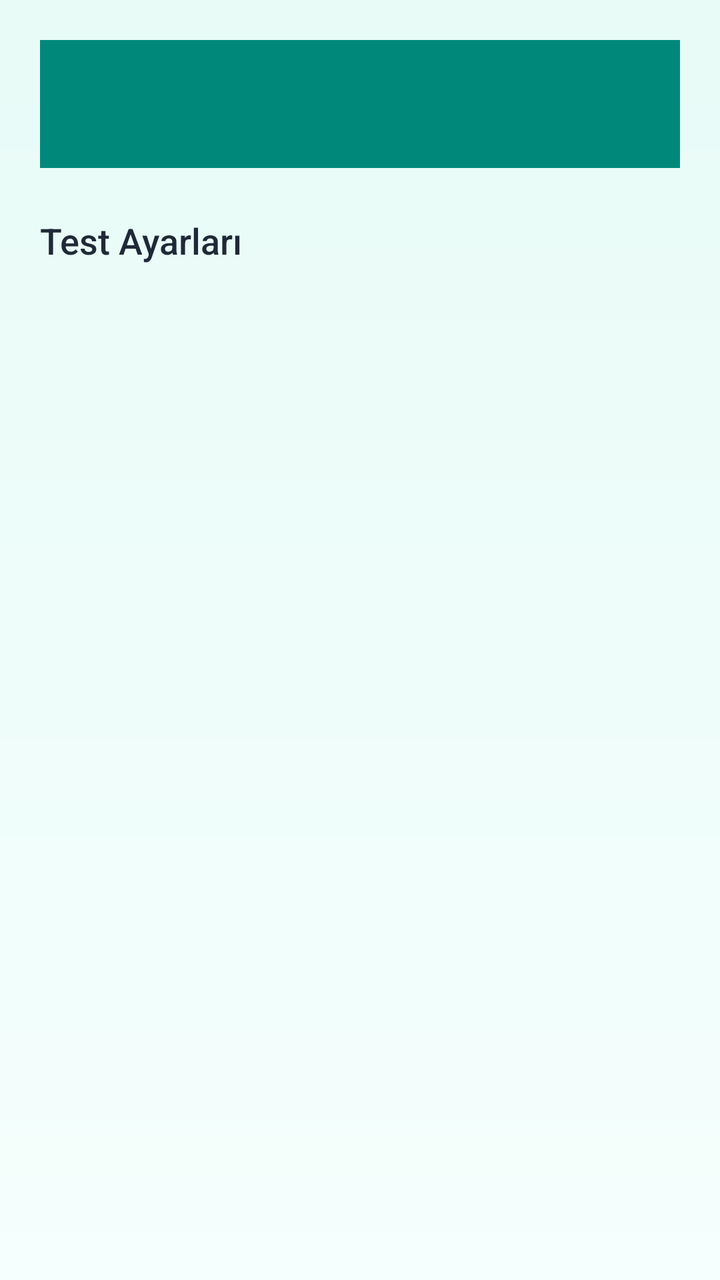
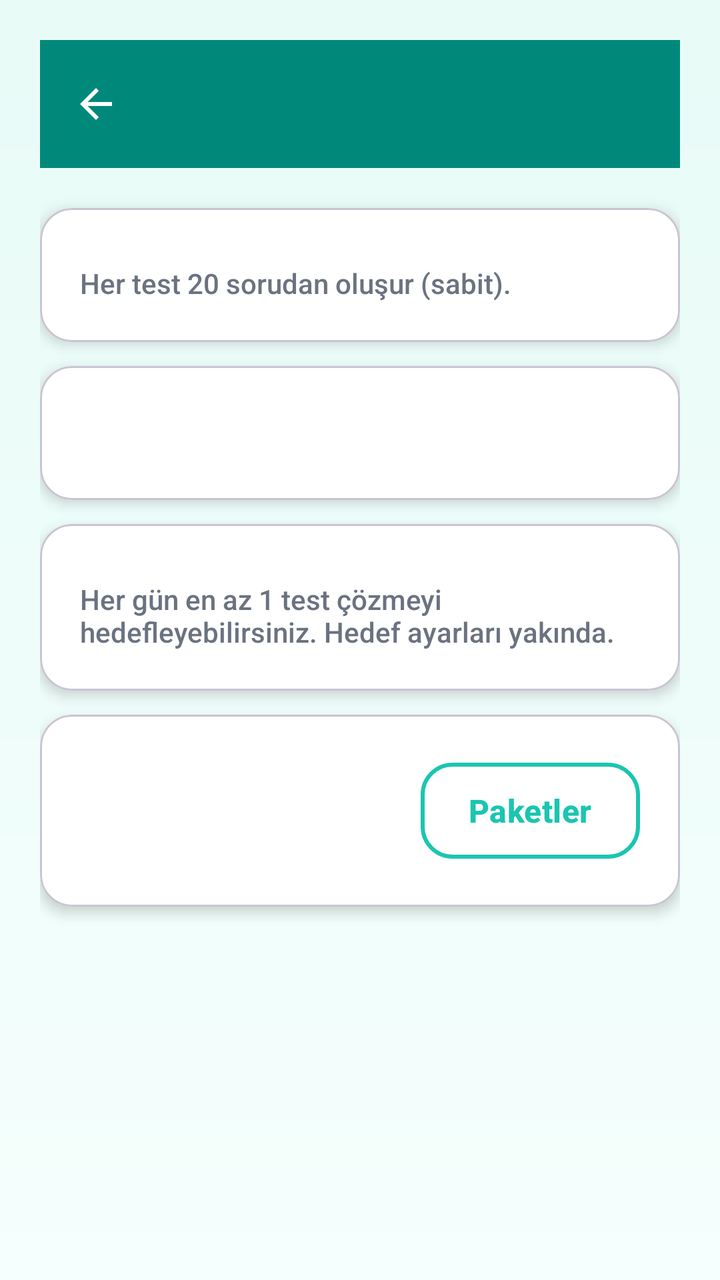

Compare the two renders of this Android layout. The source of the first and the diff that turns it into the second are given below.
<!-- AndroidManifest.xml: application theme Theme.BrainBuddy -->
<!-- res/layout/activity_test_settings.xml -->
<?xml version="1.0" encoding="utf-8"?>
<LinearLayout xmlns:android="http://schemas.android.com/apk/res/android"
    xmlns:app="http://schemas.android.com/apk/res-auto"
    android:layout_width="match_parent"
    android:layout_height="match_parent"
    android:orientation="vertical"
    android:background="@drawable/bg_gradient"
    android:padding="20dp">

    <com.google.android.material.appbar.MaterialToolbar
        android:id="@+id/toolbar"
        android:layout_width="match_parent"
        android:layout_height="?attr/actionBarSize"
        android:background="@color/bb_turquoise_dark"
        app:titleTextColor="@color/white"/>

    <TextView
        android:layout_width="match_parent"
        android:layout_height="wrap_content"
        android:layout_marginTop="24dp"
        android:text="@string/settings_test_settings"
        android:textSize="18sp"
        android:textColor="@color/bb_text_dark"/>

</LinearLayout>
<!-- resources referenced by this layout -->
<resources>
  <color name="bb_text_dark">#1F2937</color>
  <color name="bb_turquoise_dark">#00897B</color>
  <color name="white">#FFFFFF</color>
  <!-- drawable bg_gradient (drawable) -->
  <?xml version="1.0" encoding="utf-8"?>
  <layer-list xmlns:android="http://schemas.android.com/apk/res/android">
      <item>
          <shape>
              <gradient
                  android:angle="270"
                  android:startColor="#E8FBF7"
                  android:endColor="#F5FFFD"/>
          </shape>
      </item>
  </layer-list>
  <string name="settings_test_settings">Test Ayarları</string>
  <style name="Theme.BrainBuddy" parent="Theme.Material3.DayNight.NoActionBar">
          <item name="colorPrimary">@color/bb_primary</item>
          <item name="colorOnPrimary">@color/white</item>
          <item name="colorSecondary">@color/bb_secondary</item>
          <item name="colorOnSecondary">@color/white</item>
          <item name="colorTertiary">@color/bb_accent</item>
          <item name="colorOnTertiary">@color/black</item>
          <item name="colorError">@color/bb_error</item>
          <item name="colorSurface">@color/bb_bg</item>
          <item name="colorOnSurface">@color/bb_text</item>
          <item name="colorSurfaceContainer">@color/bb_surface_container</item>
          <item name="colorOnSurfaceVariant">@color/bb_text_muted</item>
          <item name="android:windowBackground">@drawable/bg_gradient</item>
          <item name="android:textColorPrimary">@color/bb_text</item>
          <item name="android:textColorSecondary">@color/bb_text_muted</item>
          <item name="materialButtonStyle">@style/BBButton</item>
          <item name="android:fontFamily">sans-serif-medium</item>
      </style>
  <color name="bb_primary">#1BC5B0</color>
  <color name="bb_secondary">#00897B</color>
  <color name="bb_accent">#FFC107</color>
  <color name="black">#000000</color>
  <color name="bb_error">#FF5252</color>
  <color name="bb_bg">#E8FBF7</color>
  <color name="bb_text">#1F2937</color>
  <color name="bb_surface_container">#F0FDF9</color>
  <color name="bb_text_muted">#6B7280</color>
  <style name="BBButton" parent="Widget.Material3.Button">
          <item name="android:minHeight">56dp</item>
          <item name="android:paddingStart">24dp</item>
          <item name="android:paddingEnd">24dp</item>
          <item name="cornerRadius">16dp</item>
          <item name="android:textAllCaps">false</item>
          <item name="android:textColor">@color/white</item>
          <item name="android:textSize">16sp</item>
          <item name="android:textStyle">bold</item>
          <item name="backgroundTint">@color/bb_primary</item>
      </style>
</resources>

<!-- the commit's change to res/layout/activity_test_settings.xml (unified diff, before → after) -->
@@ -1,25 +1,163 @@
 <?xml version="1.0" encoding="utf-8"?>
-<LinearLayout xmlns:android="http://schemas.android.com/apk/res/android"
+<ScrollView xmlns:android="http://schemas.android.com/apk/res/android"
     xmlns:app="http://schemas.android.com/apk/res-auto"
     android:layout_width="match_parent"
     android:layout_height="match_parent"
     android:orientation="vertical"
     android:background="@drawable/bg_gradient"
-    android:padding="20dp">
+    android:fillViewport="true">
 
-    <com.google.android.material.appbar.MaterialToolbar
-        android:id="@+id/toolbar"
-        android:layout_width="match_parent"
-        android:layout_height="?attr/actionBarSize"
-        android:background="@color/bb_turquoise_dark"
-        app:titleTextColor="@color/white"/>
-
-    <TextView
+    <LinearLayout
         android:layout_width="match_parent"
         android:layout_height="wrap_content"
-        android:layout_marginTop="24dp"
-        android:text="@string/settings_test_settings"
-        android:textSize="18sp"
-        android:textColor="@color/bb_text_dark"/>
+        android:orientation="vertical"
+        android:padding="20dp">
 
-</LinearLayout>
+        <com.google.android.material.appbar.MaterialToolbar
+            android:id="@+id/toolbar"
+            android:layout_width="match_parent"
+            android:layout_height="?attr/actionBarSize"
+            android:background="@color/bb_turquoise_dark"
+            app:titleTextColor="@color/white"
+            app:navigationIcon="?attr/homeAsUpIndicator"
+            app:navigationIconTint="@color/white"/>
+
+        <com.google.android.material.card.MaterialCardView
+            style="@style/BB.Card"
+            android:layout_width="match_parent"
+            android:layout_height="wrap_content"
+            android:layout_marginTop="20dp"
+            app:cardBackgroundColor="@color/white"
+            app:cardCornerRadius="16dp"
+            app:cardElevation="4dp">
+
+            <LinearLayout
+                android:layout_width="match_parent"
+                android:layout_height="wrap_content"
+                android:orientation="vertical"
+                android:padding="20dp">
+
+                <TextView
+                    android:text="Test Uzunluğu"
+                    android:textSize="18sp"
+                    android:textStyle="bold"
+                    android:textColor="@color/bb_text"/>
+
+                <TextView
+                    android:layout_width="match_parent"
+                    android:layout_height="wrap_content"
+                    android:layout_marginTop="8dp"
+                    android:text="Her test 20 sorudan oluşur (sabit)."
+                    android:textSize="14sp"
+                    android:textColor="@color/bb_text_muted"/>
+            </LinearLayout>
+        </com.google.android.material.card.MaterialCardView>
+
+        <com.google.android.material.card.MaterialCardView
+            style="@style/BB.Card"
+            android:layout_width="match_parent"
+            android:layout_height="wrap_content"
+            android:layout_marginTop="12dp"
+            app:cardBackgroundColor="@color/white"
+            app:cardCornerRadius="16dp"
+            app:cardElevation="4dp">
+
+            <LinearLayout
+                android:layout_width="match_parent"
+                android:layout_height="wrap_content"
+                android:orientation="vertical"
+                android:padding="20dp">
+
+                <TextView
+                    android:text="Başarısız Tekrar Kuralı"
+                    android:textSize="18sp"
+                    android:textStyle="bold"
+                    android:textColor="@color/bb_text"/>
+
+                <TextView
+                    android:id="@+id/tvRetryRule"
+                    android:layout_width="match_parent"
+                    android:layout_height="wrap_content"
+                    android:layout_marginTop="8dp"
+                    android:textSize="14sp"
+                    android:textColor="@color/bb_text_muted"
+                    android:lineSpacingMultiplier="1.3"/>
+            </LinearLayout>
+        </com.google.android.material.card.MaterialCardView>
+
+        <com.google.android.material.card.MaterialCardView
+            style="@style/BB.Card"
+            android:layout_width="match_parent"
+            android:layout_height="wrap_content"
+            android:layout_marginTop="12dp"
+            app:cardBackgroundColor="@color/white"
+            app:cardCornerRadius="16dp"
+            app:cardElevation="4dp">
+
+            <LinearLayout
+                android:layout_width="match_parent"
+                android:layout_height="wrap_content"
+                android:orientation="vertical"
+                android:padding="20dp">
+
+                <TextView
+                    android:text="Günlük Hedef (Opsiyonel)"
+                    android:textSize="18sp"
+                    android:textStyle="bold"
+                    android:textColor="@color/bb_text"/>
+
+                <TextView
+                    android:layout_width="match_parent"
+                    android:layout_height="wrap_content"
+                    android:layout_marginTop="8dp"
+                    android:text="Her gün en az 1 test çözmeyi hedefleyebilirsiniz. Hedef ayarları yakında."
+                    android:textSize="14sp"
+                    android:textColor="@color/bb_text_muted"/>
+            </LinearLayout>
+        </com.google.android.material.card.MaterialCardView>
+
+        <com.google.android.material.card.MaterialCardView
+            android:layout_width="match_parent"
+            android:layout_height="wrap_content"
+            android:layout_marginTop="12dp"
+            android:layout_marginBottom="24dp"
+            app:cardCornerRadius="16dp"
+            app:cardElevation="4dp"
+            app:cardBackgroundColor="@color/white">
+
+            <LinearLayout
+                android:layout_width="match_parent"
+                android:layout_height="wrap_content"
+                android:orientation="horizontal"
+                android:gravity="center_vertical"
+                android:padding="20dp">
+
+                <LinearLayout
+                    android:layout_width="0dp"
+                    android:layout_height="wrap_content"
+                    android:layout_weight="1"
+                    android:orientation="vertical">
+
+                    <TextView
+                        android:text="Soru Paketleri"
+                        android:textSize="16sp"
+                        android:textStyle="bold"
+                        android:textColor="@color/bb_text"/>
+
+                    <TextView
+                        android:text="LGS / TYT / AYT / Junior"
+                        android:textSize="13sp"
+                        android:textColor="@color/bb_text_muted"
+                        android:layout_marginTop="4dp"/>
+                </LinearLayout>
+
+                <com.google.android.material.button.MaterialButton
+                    android:id="@+id/btnExamPacks"
+                    style="@style/BBButtonAlt"
+                    android:text="Paketler"
+                    android:layout_width="wrap_content"
+                    android:layout_height="wrap_content"/>
+            </LinearLayout>
+        </com.google.android.material.card.MaterialCardView>
+    </LinearLayout>
+</ScrollView>
<!-- resource entries referenced after the edit -->
@@ -1,6 +1,5 @@
 <!-- resources referenced by this layout -->
 <resources>
-  <color name="bb_text_dark">#1F2937</color>
   <color name="bb_turquoise_dark">#00897B</color>
   <color name="white">#FFFFFF</color>
   <!-- drawable bg_gradient (drawable) -->
@@ -15,7 +14,18 @@
           </shape>
       </item>
   </layer-list>
-  <string name="settings_test_settings">Test Ayarları</string>
+  <style name="BB.Card">
+          <item name="android:background">@drawable/bg_card</item>
+          <item name="android:padding">20dp</item>
+      </style>
+  <style name="BBButtonAlt" parent="Widget.Material3.Button.OutlinedButton">
+          <item name="android:minHeight">56dp</item>
+          <item name="cornerRadius">16dp</item>
+          <item name="android:textAllCaps">false</item>
+          <item name="android:textColor">@color/bb_primary</item>
+          <item name="strokeColor">@color/bb_primary</item>
+          <item name="strokeWidth">2dp</item>
+      </style>
   <style name="Theme.BrainBuddy" parent="Theme.Material3.DayNight.NoActionBar">
           <item name="colorPrimary">@color/bb_primary</item>
           <item name="colorOnPrimary">@color/white</item>
@@ -34,6 +44,17 @@
           <item name="materialButtonStyle">@style/BBButton</item>
           <item name="android:fontFamily">sans-serif-medium</item>
       </style>
+  <!-- drawable bg_card (drawable) -->
+  <?xml version="1.0" encoding="utf-8"?>
+  <shape xmlns:android="http://schemas.android.com/apk/res/android">
+      <solid android:color="@color/bb_card"/>
+      <corners android:radius="20dp"/>
+      <padding
+          android:left="16dp"
+          android:top="16dp"
+          android:right="16dp"
+          android:bottom="16dp"/>
+  </shape>
   <color name="bb_primary">#1BC5B0</color>
   <color name="bb_secondary">#00897B</color>
   <color name="bb_accent">#FFC107</color>
@@ -54,5 +75,6 @@
           <item name="android:textStyle">bold</item>
           <item name="backgroundTint">@color/bb_primary</item>
       </style>
+  <color name="bb_card">#FFFFFF</color>
 </resources>
 
